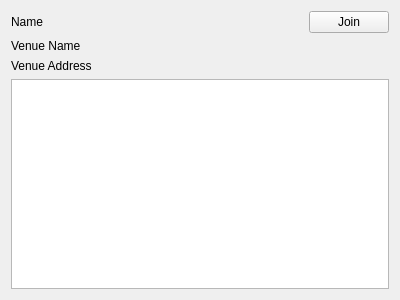
This is src/mobile-app/eventtablewidget.ui in Aesylwinn/software-engineering as Qt 5 draws it before an edit. The edited form follows.
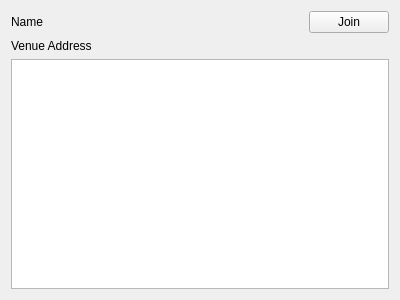
This is the edited form.

Patch:
```diff
--- a/src/mobile-app/eventtablewidget.ui
+++ b/src/mobile-app/eventtablewidget.ui
@@ -45,19 +45,6 @@
      </item>
     </layout>
    </item>
-   <item>
-    <widget class="QLabel" name="venueName">
-     <property name="sizePolicy">
-      <sizepolicy hsizetype="Preferred" vsizetype="Preferred">
-       <horstretch>0</horstretch>
-       <verstretch>0</verstretch>
-      </sizepolicy>
-     </property>
-     <property name="text">
-      <string>Venue Name</string>
-     </property>
-    </widget>
-   </item>
    <item>
     <widget class="QLabel" name="venueAddress">
      <property name="text">
```
